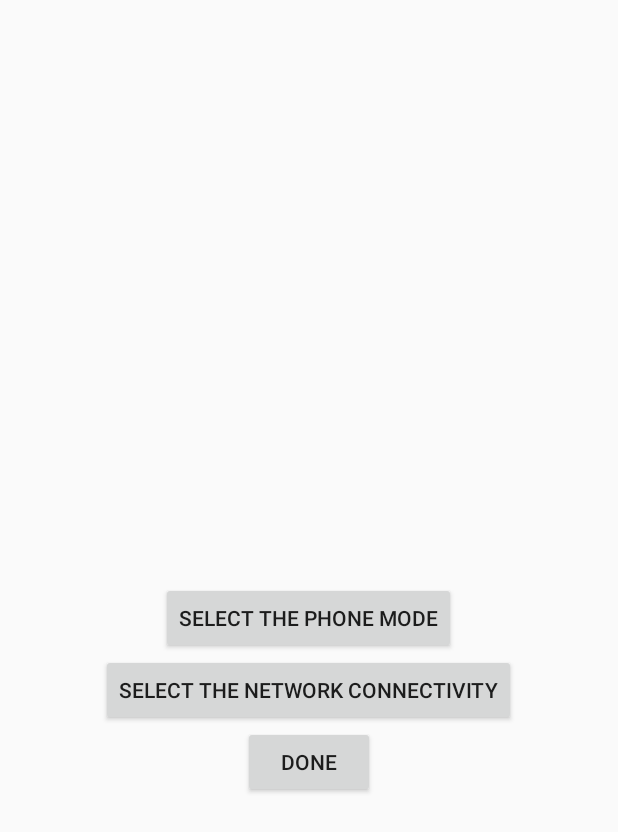
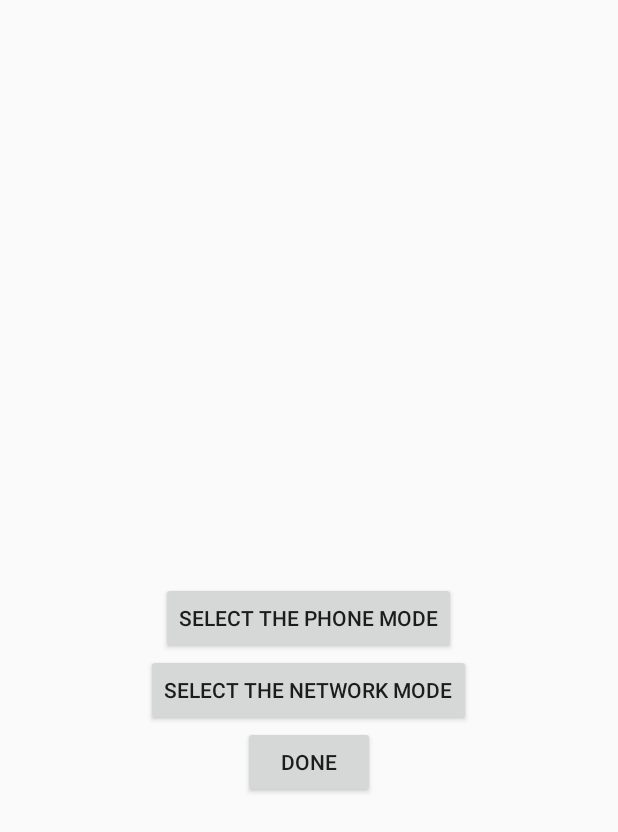
Before and after one commit to meghana-webonise/meghana-profileManagerApp, an Android app: the SetBatteryActivity screen opened directly, with no data from a screen before it, on a phone screen of 412 x 824 dp. Shown: the top 832 px of the screen. Run offline under Robolectric (Android 15) with nearby library versions, the phone set to English and light mode, and no system bars.

```diff
--- a/ProfileManager/app/src/main/java/com/weboniselab/meghana/android/app/profilemanager/BatteryActivity.java
+++ b/ProfileManager/app/src/main/java/com/weboniselab/meghana/android/app/profilemanager/BatteryActivity.java
@@ -37,14 +37,17 @@ public class BatteryActivity extends AppCompatActivity implements View.OnClickLi
         switch (view.getId()){
             case R.id.tvVeryLowBattery:
                 setBatteryActivity=new Intent(this,SetBatteryActivity.class);
+                setBatteryActivity.putExtra("battery Level","1");
                 startActivity(setBatteryActivity);
                 break;
             case R.id.tvLowBattery:
                 setBatteryActivity=new Intent(this,SetBatteryActivity.class);
+                setBatteryActivity.putExtra("battery Level","2");
                 startActivity(setBatteryActivity);
                 break;
             case R.id.tvNormalBattery:
                 setBatteryActivity=new Intent(this,SetBatteryActivity.class);
+                setBatteryActivity.putExtra("battery Level","3");
                 startActivity(setBatteryActivity);
                 break;
         }
--- a/ProfileManager/app/src/main/java/com/weboniselab/meghana/android/app/profilemanager/SetBatteryActivity.java
+++ b/ProfileManager/app/src/main/java/com/weboniselab/meghana/android/app/profilemanager/SetBatteryActivity.java
@@ -3,7 +3,10 @@ package com.weboniselab.meghana.android.app.profilemanager;
 import android.app.Activity;
 import android.app.AlertDialog;
 import android.content.DialogInterface;
+import android.content.Intent;
 import android.os.Bundle;
+import android.text.TextUtils;
+import android.util.Log;
 import android.view.View;
 import android.widget.Button;
 import android.widget.Toast;
@@ -16,15 +19,20 @@ import java.util.ArrayList;
 public class SetBatteryActivity extends Activity implements View.OnClickListener{
     Button btnphoneMode,btnNetworkConnectivity,btnDone;
     AlertDialog alertDialog,alertDialog1;
-    String modeOfPhone,networkModeOfPhone;
+    String modeOfPhone,modeOfNetwork;
     String[] items;
     String [] networkMode;
     boolean [] isSelectedArray={false,false,false};
     private ArrayList<Integer> selectedItemIndexList=new ArrayList<Integer>();
+    Intent intent;
+    String batteryLevel;
     @Override
     protected void onCreate(Bundle savedInstanceState) {
         super.onCreate(savedInstanceState);
         setContentView(R.layout.set_battery_activity);
+        intent=getIntent();
+        batteryLevel=intent.getStringExtra("battery Level");
+        Toast.makeText(SetBatteryActivity.this, ""+batteryLevel, Toast.LENGTH_SHORT).show();
         initialise();
     }
     public void initialise(){
@@ -37,7 +45,6 @@ public class SetBatteryActivity extends Activity implements View.OnClickListener
         items= getResources().getStringArray(R.array.popUp);
         networkMode=getResources().getStringArray(R.array.networkConnectivityPopUp);
     }
-
     @Override
     public void onClick(View view) {
         switch (view.getId()){
@@ -51,7 +58,6 @@ public class SetBatteryActivity extends Activity implements View.OnClickListener
                 finish();
                 break;
         }
-
     }
 
     //AlertDialog to select Phone Mode
@@ -77,21 +83,19 @@ public class SetBatteryActivity extends Activity implements View.OnClickListener
                 alertDialog.dismiss();
             }
         });
-
         alertDialog = builder.create();
         alertDialog.show();
     }
 
     public void showNetworkConnectivityPopUp(){
         AlertDialog.Builder builder=new AlertDialog.Builder(this);
-        builder.setTitle("Select network Connectivity");
+        builder.setTitle(getResources().getString(R.string.NetworkConnectivity));
        builder.setMultiChoiceItems(networkMode, isSelectedArray, new DialogInterface.OnMultiChoiceClickListener() {
            @Override
            public void onClick(DialogInterface dialog, int which, boolean isChecked) {
-
                switch (which) {
                    case 0:
-                       Toast.makeText(SetBatteryActivity.this, "" +networkMode[which], Toast.LENGTH_SHORT).show();
+                       Toast.makeText(SetBatteryActivity.this, "" + networkMode[which], Toast.LENGTH_SHORT).show();
                        break;
                    case 1:
                        Toast.makeText(SetBatteryActivity.this, "" + networkMode[which], Toast.LENGTH_SHORT).show();
@@ -100,15 +104,33 @@ public class SetBatteryActivity extends Activity implements View.OnClickListener
                        Toast.makeText(SetBatteryActivity.this, "" + networkMode[which], Toast.LENGTH_SHORT).show();
                        break;
                }
-               if (isChecked){
+               if (isChecked) {
                    selectedItemIndexList.add(which);
-               }
-               else if (selectedItemIndexList.contains(which)){
+               } else if (selectedItemIndexList.contains(which)) {
                    selectedItemIndexList.remove(Integer.valueOf(which));
                }
-               Toast.makeText(SetBatteryActivity.this, ""+selectedItemIndexList, Toast.LENGTH_SHORT).show();
+               Toast.makeText(SetBatteryActivity.this, "" + selectedItemIndexList, Toast.LENGTH_SHORT).show();
            }
        });
+        builder.setPositiveButton(getResources().getString(R.string.ok), new DialogInterface.OnClickListener() {
+            @Override
+            public void onClick(DialogInterface dialog, int which) {
+                Toast.makeText(SetBatteryActivity.this, "New" + selectedItemIndexList, Toast.LENGTH_SHORT).show();
+                modeOfNetwork= TextUtils.join(getResources().getString(R.string.separator),selectedItemIndexList);
+                Log.d(getClass().getName(),modeOfNetwork);
+                alertDialog1.dismiss();
+            }
+        });
+        builder.setNegativeButton(getResources().getString(R.string.cancel), new DialogInterface.OnClickListener() {
+            @Override
+            public void onClick(DialogInterface dialog, int which) {
+                isSelectedArray[0] = false;
+                isSelectedArray[1] = false;
+                isSelectedArray[2] = false;
+                selectedItemIndexList.clear();
+                alertDialog1.dismiss();
+            }
+        });
         alertDialog1 = builder.create();
         alertDialog1.show();
     }
--- a/ProfileManager/app/src/main/res/layout/set_battery_activity.xml
+++ b/ProfileManager/app/src/main/res/layout/set_battery_activity.xml
@@ -16,7 +16,7 @@
         android:layout_height="wrap_content"
         android:layout_centerInParent="true"
         android:layout_below="@+id/btnPhoneMode"
-        android:text="@string/btnNetworkConnectivity"/>
+        android:text="@string/NetworkConnectivity"/>
     <Button
         android:id="@+id/btnDone"
         android:layout_width="wrap_content"
--- a/ProfileManager/app/src/main/res/values/strings.xml
+++ b/ProfileManager/app/src/main/res/values/strings.xml
@@ -30,7 +30,10 @@
     <string name="tvVeryLowBattery">Below 15%</string>
     <string name="tvLowBattery">Between 15% and 30%</string>
     <string name="tvNormalBattery">Above 30%</string>
-    <string name="btnNetworkConnectivity">Select the Network Connectivity</string>
+    <string name="NetworkConnectivity">Select the Network Mode</string>
+    <string name="ok">OK</string>
+    <string name="cancel">Cancel</string>
+    <string name="separator">;</string>
 
     <string-array name="popUp">
         <item>Silent</item>
```
